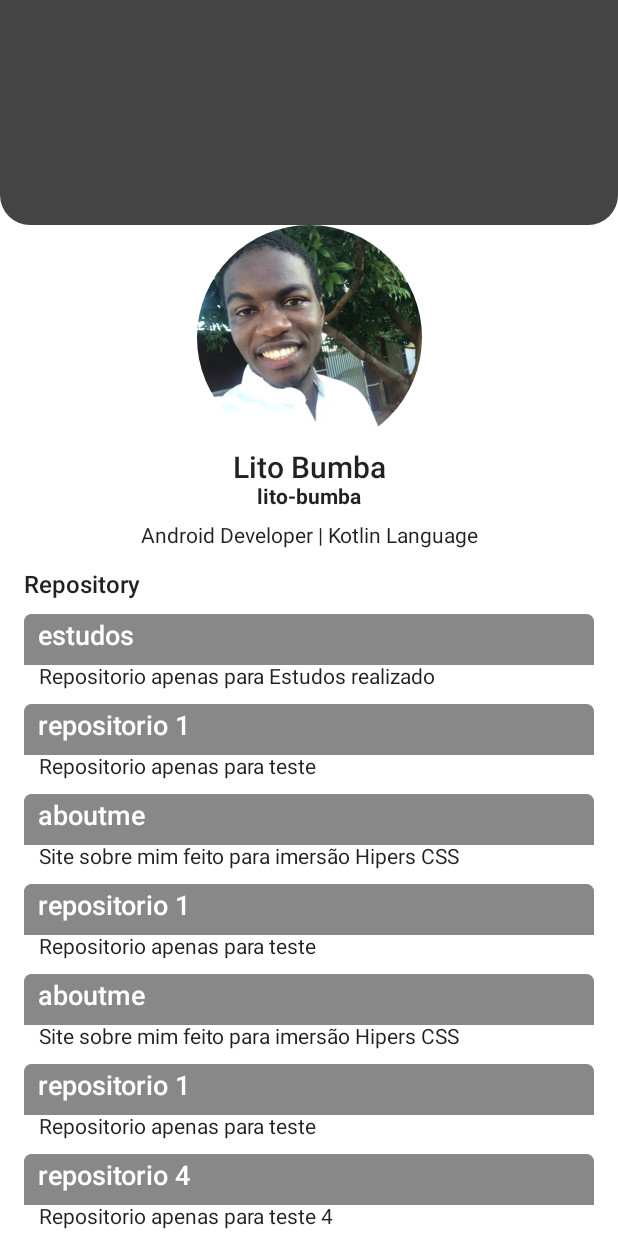
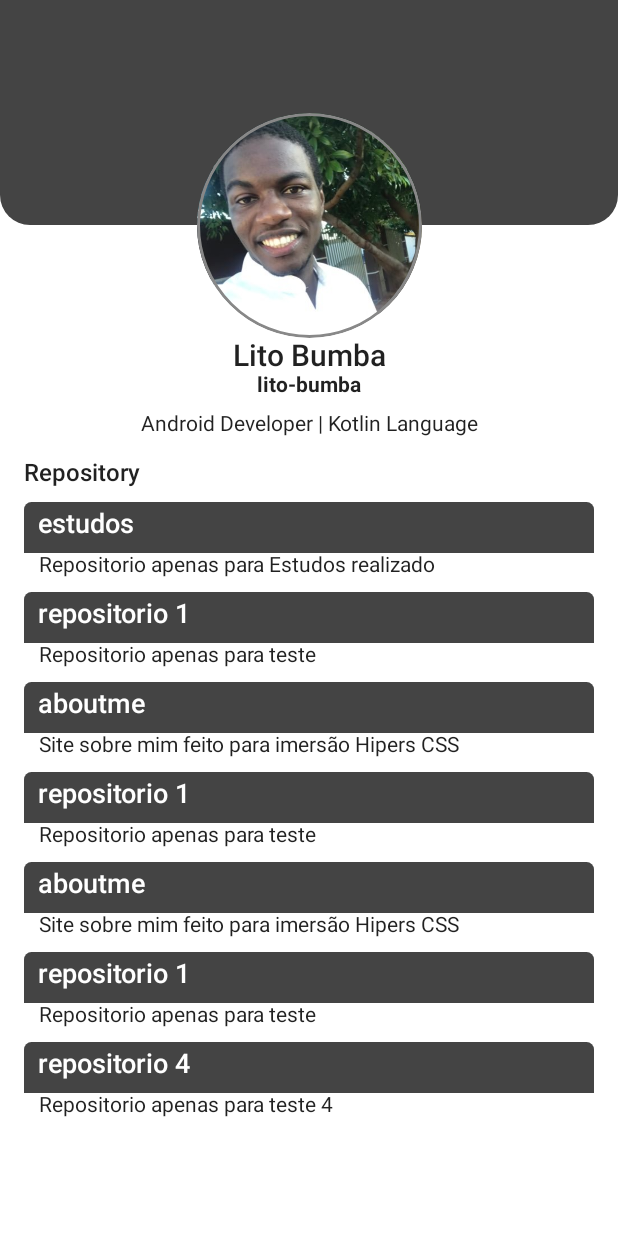
Before and after one commit to lito-bumba/7daysCode, an Android app built with Jetpack Compose: the screen it shows after launch (MainActivity), on a phone screen of 412 x 824 dp. Run offline under Robolectric (Android 15) with nearby library versions, the phone set to English and light mode, and no system bars.

```diff
--- a/app/src/main/java/com/litobumba/challenge7dayscode/MainActivity.kt
+++ b/app/src/main/java/com/litobumba/challenge7dayscode/MainActivity.kt
@@ -3,23 +3,23 @@ package com.litobumba.challenge7dayscode
 import android.os.Bundle
 import androidx.activity.ComponentActivity
 import androidx.activity.compose.setContent
-import androidx.compose.foundation.Image
-import androidx.compose.foundation.background
+import androidx.compose.foundation.*
 import androidx.compose.foundation.layout.*
-import androidx.compose.foundation.rememberScrollState
 import androidx.compose.foundation.shape.CircleShape
 import androidx.compose.foundation.shape.RoundedCornerShape
-import androidx.compose.foundation.verticalScroll
 import androidx.compose.material.MaterialTheme
 import androidx.compose.material.Surface
 import androidx.compose.material.Text
 import androidx.compose.runtime.Composable
+import androidx.compose.runtime.remember
+import androidx.compose.ui.Alignment
+import androidx.compose.ui.Alignment.Companion.BottomCenter
 import androidx.compose.ui.Alignment.Companion.CenterHorizontally
+import androidx.compose.ui.Alignment.Companion.TopCenter
 import androidx.compose.ui.Modifier
 import androidx.compose.ui.draw.clip
 import androidx.compose.ui.graphics.Color
 import androidx.compose.ui.res.painterResource
-import androidx.compose.ui.semantics.Role.Companion.Image
 import androidx.compose.ui.text.font.FontWeight
 import androidx.compose.ui.text.style.TextAlign
 import androidx.compose.ui.tooling.preview.Preview
@@ -32,12 +32,11 @@ class MainActivity : ComponentActivity() {
         super.onCreate(savedInstanceState)
         setContent {
             Challenge7daysCodeTheme {
-                // A surface container using the 'background' color from the theme
                 Surface(
                     modifier = Modifier.fillMaxSize(),
                     color = MaterialTheme.colors.background
                 ) {
-                    profileScreen()
+                    ProfileScreen()
                 }
             }
         }
@@ -45,29 +44,34 @@ class MainActivity : ComponentActivity() {
 }
 
 @Composable
-fun profileScreen() {
+fun ProfileScreen() {
     Column(
         modifier = Modifier
             .fillMaxSize()
             .verticalScroll(rememberScrollState())
     ) {
+        Box {
             Box(
-            modifier = Modifier
+                Modifier
+                    .align(Alignment.TopCenter)
                     .fillMaxWidth()
-                .height(150.dp)
                     .clip(RoundedCornerShape(bottomStart = 20.dp, bottomEnd = 20.dp))
                     .background(Color.DarkGray)
+                    .height(150.dp)
             )
-
             Image(
                 painterResource(id = R.drawable.image_perfil),
                 contentDescription = "profile-picture",
                 modifier = Modifier
-                .width(150.dp)
-                .height(150.dp)
+                    .align(BottomCenter)
+                    .height(150.dp).width(150.dp)
+                    .offset(x = 0.dp, y = 75.dp)
                     .clip(CircleShape)
-                .align(CenterHorizontally)
+                    .border(2.dp, Color.Gray, CircleShape)
             )
+        }
+
+        Spacer(modifier = Modifier.size(75.dp))
 
         Column(
             modifier = Modifier
@@ -104,37 +108,37 @@ fun profileScreen() {
             )
             Spacer(modifier = Modifier.height(10.dp))
 
-            repository(
+            Repository(
                 "estudos",
                 "Repositorio apenas para Estudos realizado"
             )
 
-            repository(
+            Repository(
                 "repositorio 1",
                 "Repositorio apenas para teste"
             )
 
-            repository(
+            Repository(
                 "aboutme",
                 "Site sobre mim feito para imersão Hipers CSS"
             )
 
-            repository(
+            Repository(
                 "repositorio 1",
                 "Repositorio apenas para teste"
             )
 
-            repository(
+            Repository(
                 "aboutme",
                 "Site sobre mim feito para imersão Hipers CSS"
             )
 
-            repository(
+            Repository(
                 "repositorio 1",
                 "Repositorio apenas para teste"
             )
 
-            repository(
+            Repository(
                 "repositorio 4",
                 "Repositorio apenas para teste 4"
             )
@@ -144,13 +148,13 @@ fun profileScreen() {
 }
 
 @Composable
-fun repository(title: String, description: String) {
+fun Repository(title: String, description: String) {
     Box(
         modifier = Modifier
             .fillMaxWidth()
             .height(34.dp)
             .clip(RoundedCornerShape(topStart = 5.dp, topEnd = 5.dp))
-            .background(Color.Gray)
+            .background(Color.DarkGray)
             .padding(9.dp, 4.dp),
         content = {
             Text(
@@ -172,6 +176,6 @@ fun repository(title: String, description: String) {
 
 @Preview(showBackground = true)
 @Composable
-fun showProfileScreen() {
-    profileScreen()
+fun ShowProfileScreen() {
+    ProfileScreen()
 }
```
Lines whose indentation alone changed are shown as unchanged.
